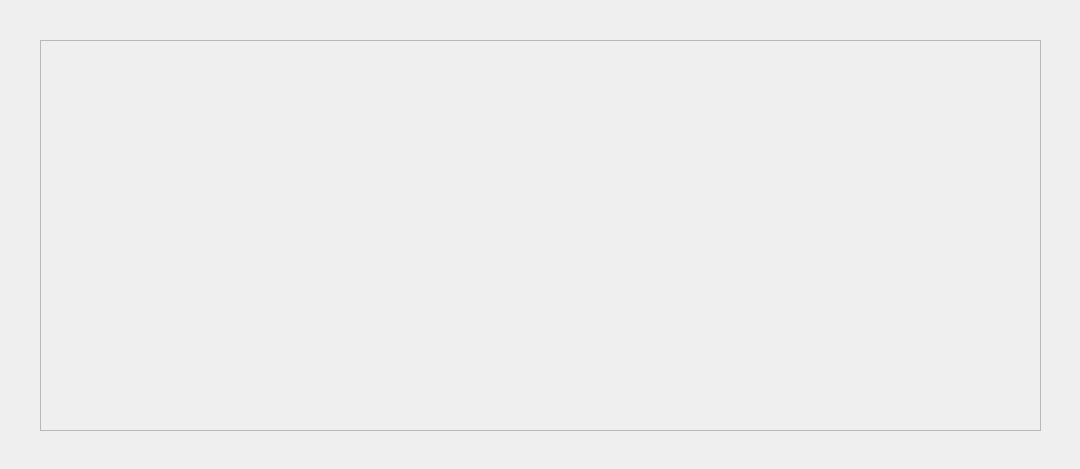
xenono/library-managment-system, file allbookspage.ui: the form before one commit.
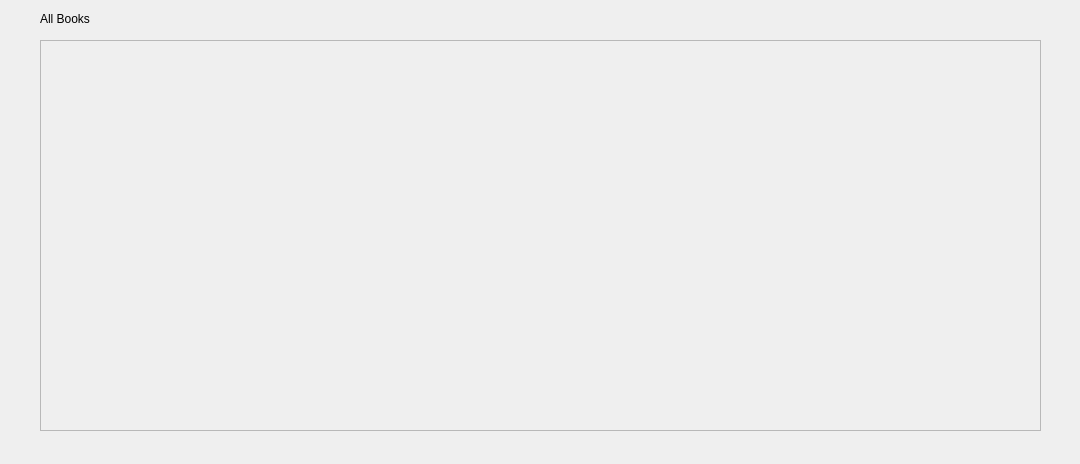
The form after the commit.

Commit message: Add GetAllBooks method to DB class which returns the QSqlQuery result, add AllBooksPage to app window.

The edit to the form file:
```diff
--- a/allbookspage.ui
+++ b/allbookspage.ui
@@ -7,7 +7,7 @@
     <x>0</x>
     <y>0</y>
     <width>1080</width>
-    <height>469</height>
+    <height>464</height>
    </rect>
   </property>
   <property name="windowTitle">
@@ -42,6 +42,19 @@
     </item>
    </layout>
   </widget>
+  <widget class="QLabel" name="label">
+   <property name="geometry">
+    <rect>
+     <x>40</x>
+     <y>10</y>
+     <width>67</width>
+     <height>17</height>
+    </rect>
+   </property>
+   <property name="text">
+    <string>All Books</string>
+   </property>
+  </widget>
  </widget>
  <resources/>
  <connections/>
```
The commit also changes 8 other files.
